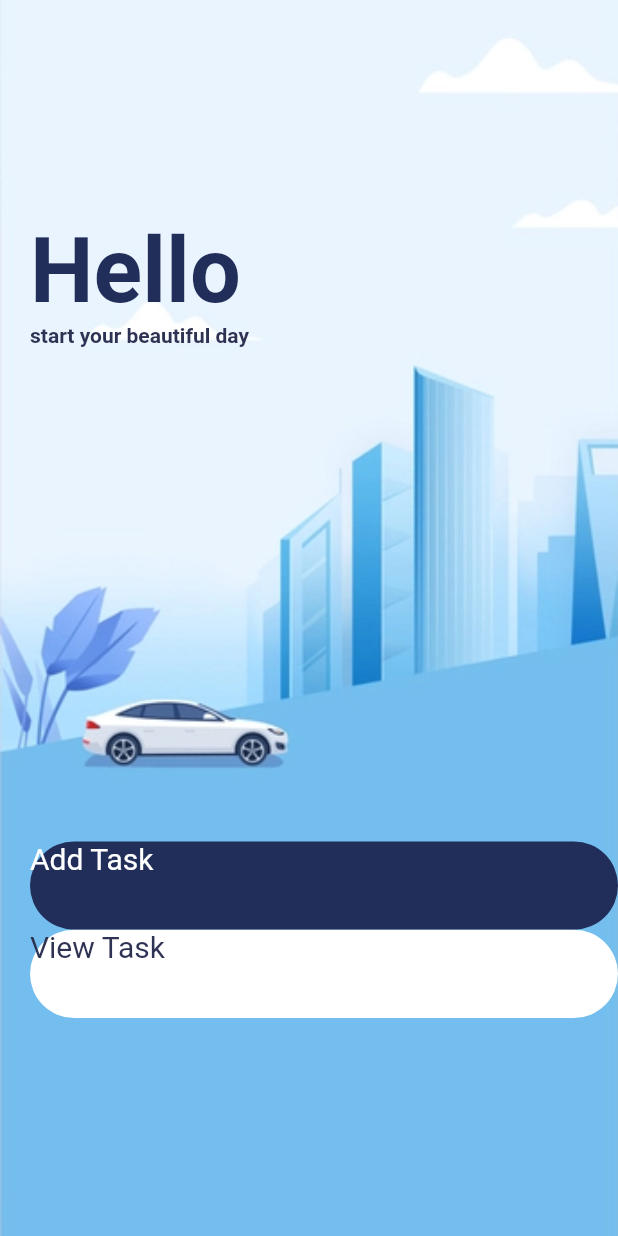
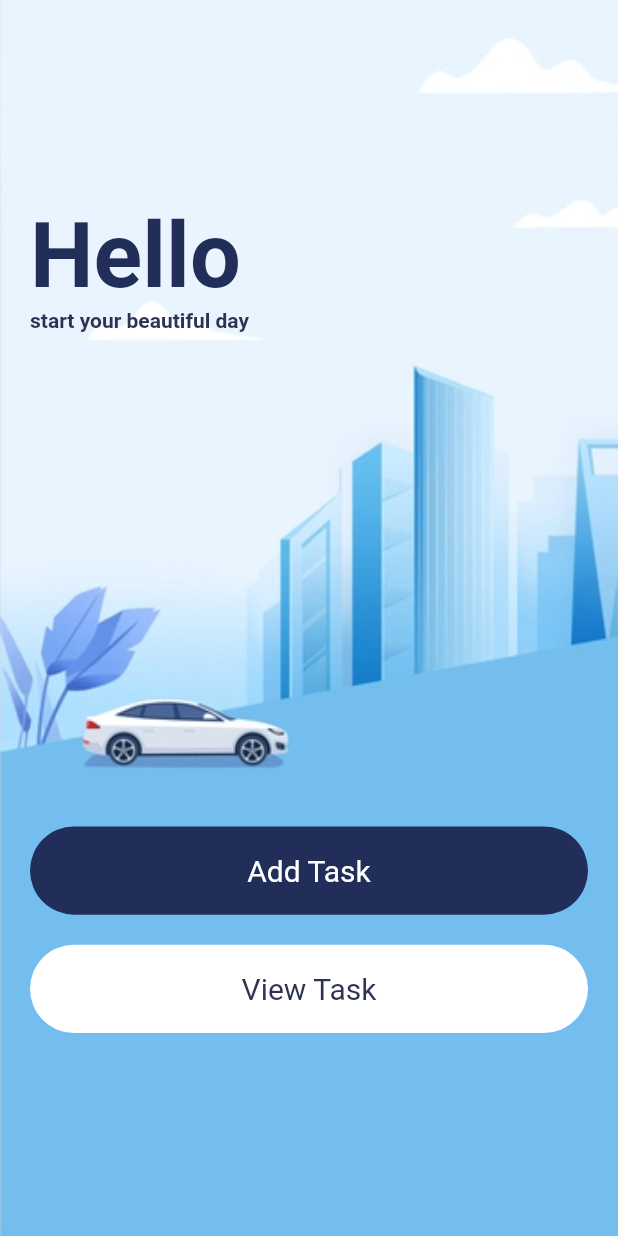
Before and after one commit to kibagendi20/taskmanagement_app, a Flutter app: the HomeScreen screen opened directly, on a phone screen of 412 x 824 dp. Run offline on Flutter 3.47's test engine with Material 2 defaults, Android fonts, the light colour scheme and no system bars.

Commit message:
Updated widgets

```diff
--- a/lib/main.dart
+++ b/lib/main.dart
@@ -1,6 +1,7 @@
 import 'package:flutter/material.dart';
+import 'package:taskmanagement_app/screens/add_task.dart';
 
-import 'screens/home_screen.dart';
+//import 'screens/home_screen.dart';
 void main() {
   runApp(const MyApp());
 }
@@ -17,7 +18,7 @@ class MyApp extends StatelessWidget {
       theme: ThemeData(
         primarySwatch: Colors.blue,
       ),
-      home: const HomeScreen(),
+      home: AddTask(),
     );
   }
 }
--- a/lib/screens/home_screen.dart
+++ b/lib/screens/home_screen.dart
@@ -14,7 +14,7 @@ class _HomeScreenState extends State<HomeScreen> {
   Widget build(BuildContext context) {
     return Scaffold(
       body: Container(
-        padding: EdgeInsets.only(left: 20),
+        padding: const EdgeInsets.only(left: 20, right: 20),
         width: double.maxFinite,
         height: double.maxFinite,
         decoration: const BoxDecoration(
@@ -54,6 +54,9 @@ class _HomeScreenState extends State<HomeScreen> {
               backgroundColor: AppColors.mainColor,
               text: 'Add Task',
               textColor: Colors.white),
+              const SizedBox(
+                height: 20,
+              ),
             const ButtonWidget(
               backgroundColor: Colors.white,
               text: 'View Task',
--- a/lib/widgets/button_widget.dart
+++ b/lib/widgets/button_widget.dart
@@ -1,7 +1,3 @@
-import 'dart:html';
-
-import 'package:flutter/src/foundation/key.dart';
-import 'package:flutter/src/widgets/framework.dart';
 import 'package:flutter/widgets.dart';
 
 class ButtonWidget extends StatelessWidget {
@@ -15,6 +11,7 @@ class ButtonWidget extends StatelessWidget {
   @override
   Widget build(BuildContext context) {
     return Container(
+      alignment: Alignment.center,
       width: double.maxFinite,
       height: MediaQuery.of(context).size.height/14,
       decoration: BoxDecoration(
```
